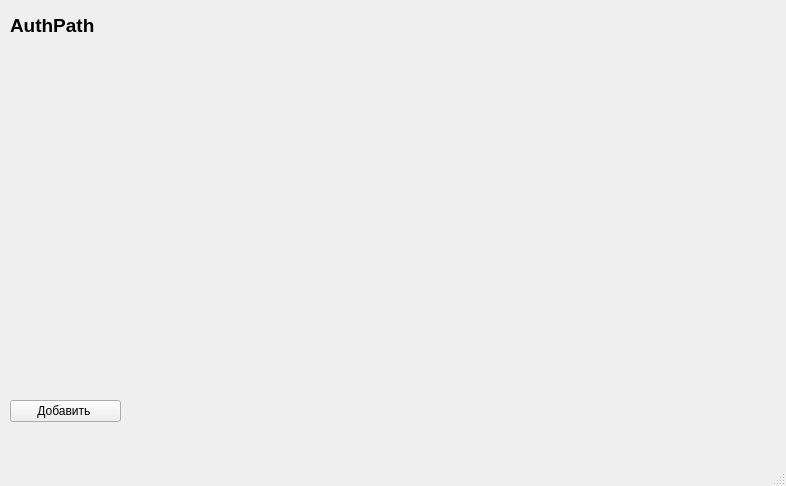
The window that mainwindow.ui (FANDIM-wolf/AuthPathPersonal) describes before a commit, drawn with Qt 5.
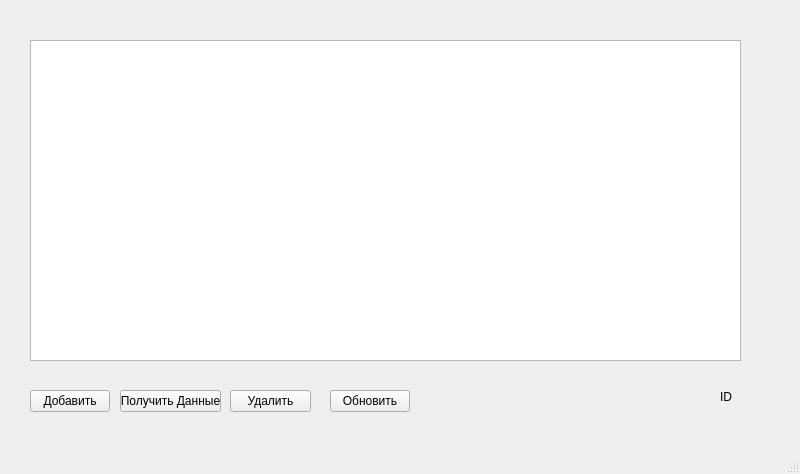
The same window after the commit.

```diff
--- a/mainwindow.ui
+++ b/mainwindow.ui
@@ -6,46 +6,87 @@
    <rect>
     <x>0</x>
     <y>0</y>
-    <width>786</width>
-    <height>486</height>
+    <width>800</width>
+    <height>474</height>
    </rect>
   </property>
   <property name="windowTitle">
    <string>AuthPath:Personal 2022</string>
   </property>
   <widget class="QWidget" name="centralwidget">
-   <widget class="QLabel" name="label">
-    <property name="geometry">
-     <rect>
-      <x>10</x>
-      <y>10</y>
-      <width>241</width>
-      <height>31</height>
-     </rect>
-    </property>
-    <property name="font">
-     <font>
-      <family>Arial</family>
-      <pointsize>14</pointsize>
-      <weight>75</weight>
-      <bold>true</bold>
-     </font>
-    </property>
-    <property name="text">
-     <string>AuthPath</string>
-    </property>
-   </widget>
    <widget class="QPushButton" name="pushButton">
     <property name="geometry">
      <rect>
-      <x>10</x>
-      <y>400</y>
-      <width>111</width>
+      <x>30</x>
+      <y>390</y>
+      <width>80</width>
       <height>22</height>
      </rect>
     </property>
     <property name="text">
-     <string>Добавить </string>
+     <string>Добавить</string>
+    </property>
+   </widget>
+   <widget class="QTableView" name="tableView">
+    <property name="geometry">
+     <rect>
+      <x>30</x>
+      <y>40</y>
+      <width>711</width>
+      <height>321</height>
+     </rect>
+    </property>
+   </widget>
+   <widget class="QPushButton" name="pushButton_2">
+    <property name="geometry">
+     <rect>
+      <x>120</x>
+      <y>390</y>
+      <width>101</width>
+      <height>22</height>
+     </rect>
+    </property>
+    <property name="text">
+     <string>Получить Данные</string>
+    </property>
+   </widget>
+   <widget class="QPushButton" name="pushButton_3">
+    <property name="geometry">
+     <rect>
+      <x>230</x>
+      <y>390</y>
+      <width>81</width>
+      <height>22</height>
+     </rect>
+    </property>
+    <property name="text">
+     <string>Удалить</string>
+    </property>
+   </widget>
+   <widget class="QLabel" name="label_1">
+    <property name="geometry">
+     <rect>
+      <x>720</x>
+      <y>390</y>
+      <width>47</width>
+      <height>14</height>
+     </rect>
+    </property>
+    <property name="text">
+     <string>ID</string>
+    </property>
+   </widget>
+   <widget class="QPushButton" name="pushButton_4">
+    <property name="geometry">
+     <rect>
+      <x>330</x>
+      <y>390</y>
+      <width>80</width>
+      <height>22</height>
+     </rect>
+    </property>
+    <property name="text">
+     <string>Обновить</string>
     </property>
    </widget>
   </widget>
```
Left out of the diff: 4 changed lines with no effect on the pictures.
